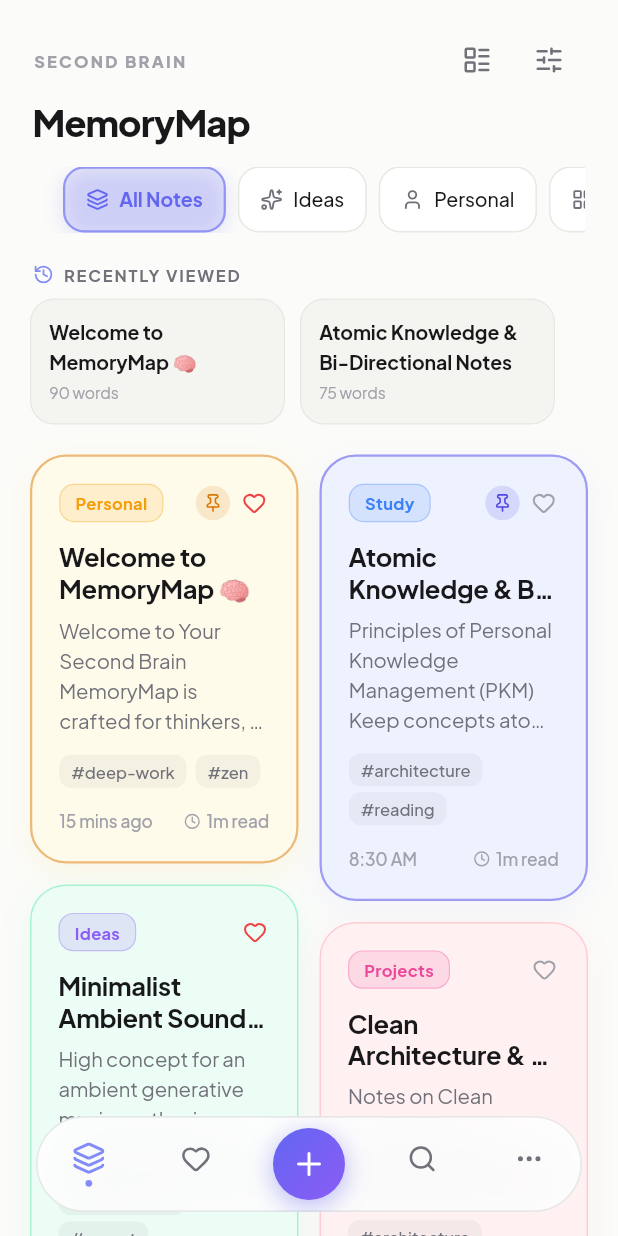
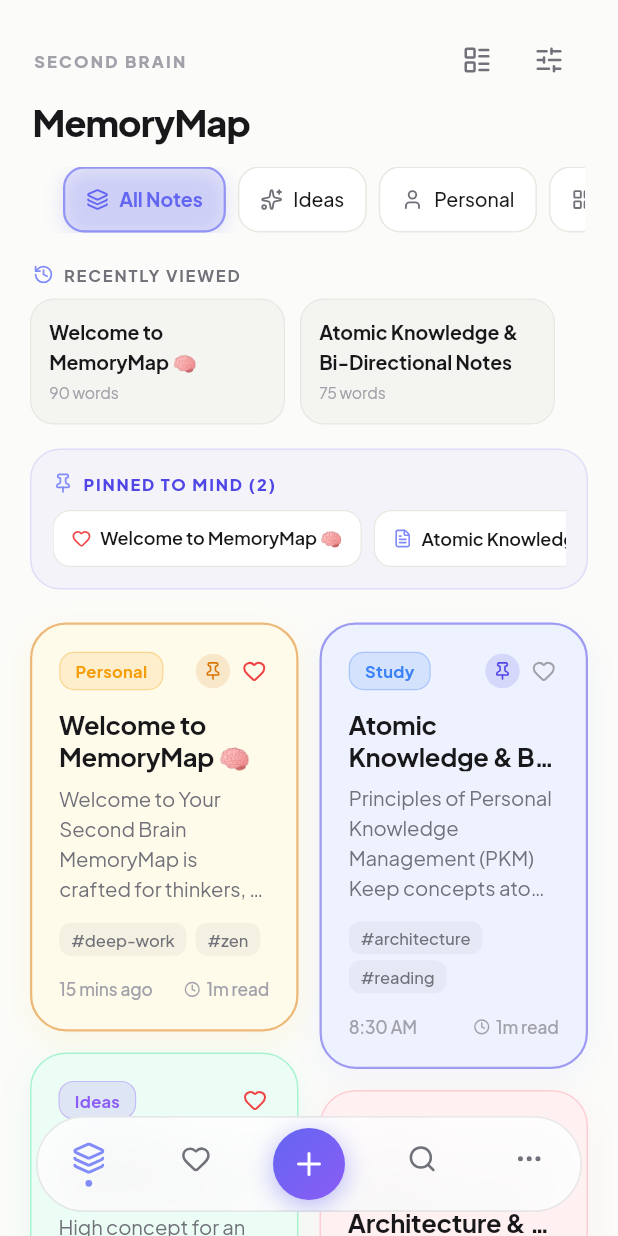
Before and after one commit to AlaminM01/MemoryMap, a Flutter app: the screen it shows after launch, on a phone screen of 412 x 824 dp. Run offline on Flutter 3.47's test engine with Material 3 defaults, Android fonts, the phone set to English and light mode, and no system bars; our stand-ins replace flutter_riverpod, google_fonts, hive_flutter, lucide_icons; accounts and stored records are empty.

Commit message:
feat(favorites): implement favorites system and smart organization with pinned thoughts bar

```diff
--- a/lib/presentation/screens/home_screen.dart
+++ b/lib/presentation/screens/home_screen.dart
@@ -15,6 +15,7 @@ import '../../widgets/note_island_card.dart';
 import 'note_editor_screen.dart';
 import 'search_screen.dart';
 import 'settings_sheet.dart';
+import '../widgets/smart_organization_bar.dart';
 
 class HomeScreen extends ConsumerWidget {
   const HomeScreen({super.key});
@@ -299,6 +300,16 @@ class HomeScreen extends ConsumerWidget {
                   ),
                 ),
 
+              // Smart Organization: Pinned Mind Bar (All section only)
+              if (filter.section == NoteSection.all &&
+                  filter.selectedCategoryId == null &&
+                  filter.searchQuery.isEmpty)
+                SliverToBoxAdapter(
+                  child: SmartOrganizationBar(
+                    onNoteTap: (note) => _openNote(context, note),
+                  ),
+                ),
+
               // Note Islands Container
               notesAsync.when(
                 data: (notes) {
--- /dev/null
+++ b/lib/presentation/widgets/smart_organization_bar.dart
@@ -0,0 +1,112 @@
+import 'package:flutter/material.dart';
+import 'package:flutter_riverpod/flutter_riverpod.dart';
+import 'package:lucide_icons/lucide_icons.dart';
+import '../../core/theme/app_colors.dart';
+import '../../domain/models/note.dart';
+import '../providers/notes_provider.dart';
+
+class SmartOrganizationBar extends ConsumerWidget {
+  final ValueChanged<Note> onNoteTap;
+
+  const SmartOrganizationBar({super.key, required this.onNoteTap});
+
+  @override
+  Widget build(BuildContext context, WidgetRef ref) {
+    final isDark = Theme.of(context).brightness == Brightness.dark;
+    final pinnedNotes = ref.watch(pinnedNotesProvider);
+
+    if (pinnedNotes.isEmpty) {
+      return const SizedBox.shrink();
+    }
+
+    return Container(
+      margin: const EdgeInsets.fromLTRB(20, 4, 20, 14),
+      padding: const EdgeInsets.all(14),
+      decoration: BoxDecoration(
+        color: isDark
+            ? AppColors.primaryLight.withOpacity(0.08)
+            : AppColors.primary.withOpacity(0.05),
+        borderRadius: BorderRadius.circular(20),
+        border: Border.all(
+          color: isDark
+              ? AppColors.primaryLight.withOpacity(0.2)
+              : AppColors.primary.withOpacity(0.15),
+        ),
+      ),
+      child: Column(
+        crossAxisAlignment: CrossAxisAlignment.start,
+        children: [
+          Row(
+            children: [
+              const Icon(LucideIcons.pin, size: 14, color: AppColors.primaryLight),
+              const SizedBox(width: 6),
+              Text(
+                'PINNED TO MIND (${pinnedNotes.length})',
+                style: TextStyle(
+                  fontSize: 11,
+                  fontWeight: FontWeight.w800,
+                  letterSpacing: 1.2,
+                  color: isDark ? AppColors.primaryLight : AppColors.primaryDark,
+                ),
+              ),
+            ],
+          ),
+          const SizedBox(height: 10),
+          SizedBox(
+            height: 38,
+            child: ListView.separated(
+              scrollDirection: Axis.horizontal,
+              itemCount: pinnedNotes.length,
+              separatorBuilder: (_, __) => const SizedBox(width: 8),
+              itemBuilder: (context, i) {
+                final note = pinnedNotes[i];
+                return GestureDetector(
+                  onTap: () => onNoteTap(note),
+                  child: Container(
+                    padding: const EdgeInsets.symmetric(horizontal: 12),
+                    decoration: BoxDecoration(
+                      color: isDark
+                          ? AppColors.darkSurface
+                          : AppColors.lightSurface,
+                      borderRadius: BorderRadius.circular(12),
+                      border: Border.all(
+                        color: isDark
+                            ? AppColors.darkBorder
+                            : AppColors.lightBorder,
+                        width: 0.8,
+                      ),
+                    ),
+                    child: Center(
+                      child: Row(
+                        mainAxisSize: MainAxisSize.min,
+                        children: [
+                          Icon(
+                            note.isFavorite
+                                ? LucideIcons.heart
+                                : LucideIcons.fileText,
+                            size: 13,
+                            color: note.isFavorite
+                                ? const Color(0xFFEF4444)
+                                : AppColors.primaryLight,
+                          ),
+                          const SizedBox(width: 6),
+                          Text(
+                            note.title.isEmpty ? 'Untitled' : note.title,
+                            style: const TextStyle(
+                              fontSize: 12,
+                              fontWeight: FontWeight.w600,
+                            ),
+                          ),
+                        ],
+                      ),
+                    ),
+                  ),
+                );
+              },
+            ),
+          ),
+        ],
+      ),
+    );
+  }
+}
```
